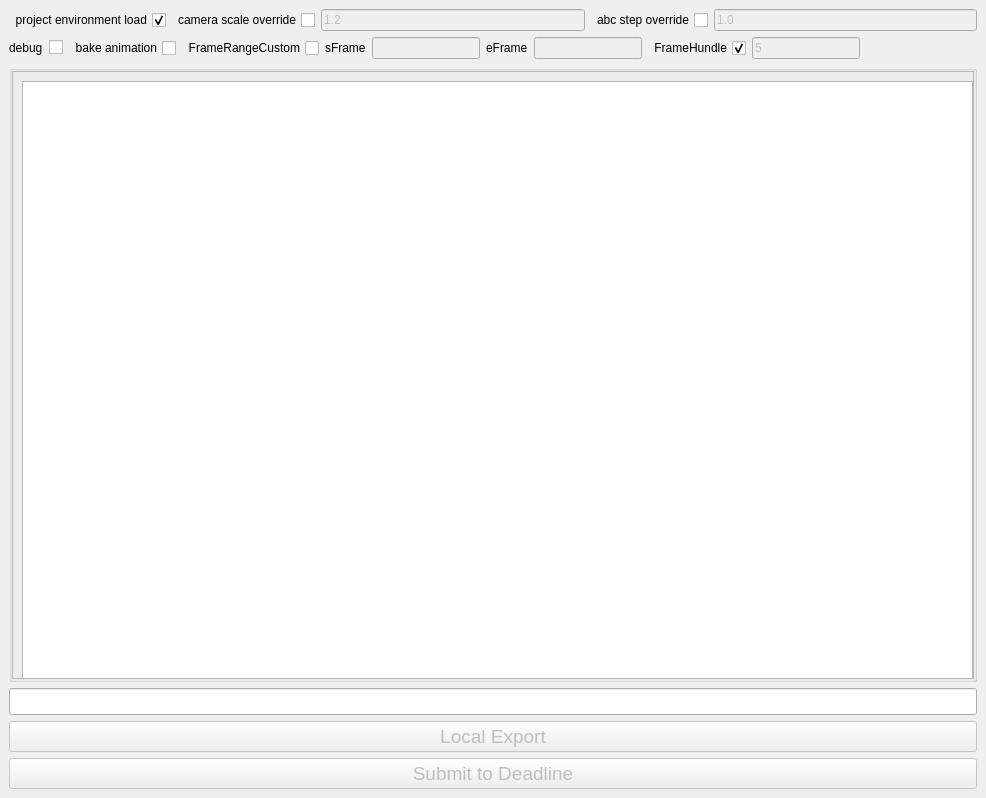
n-designdev/ND_AssetExporter, file pycode/gui.ui: the form before one commit.
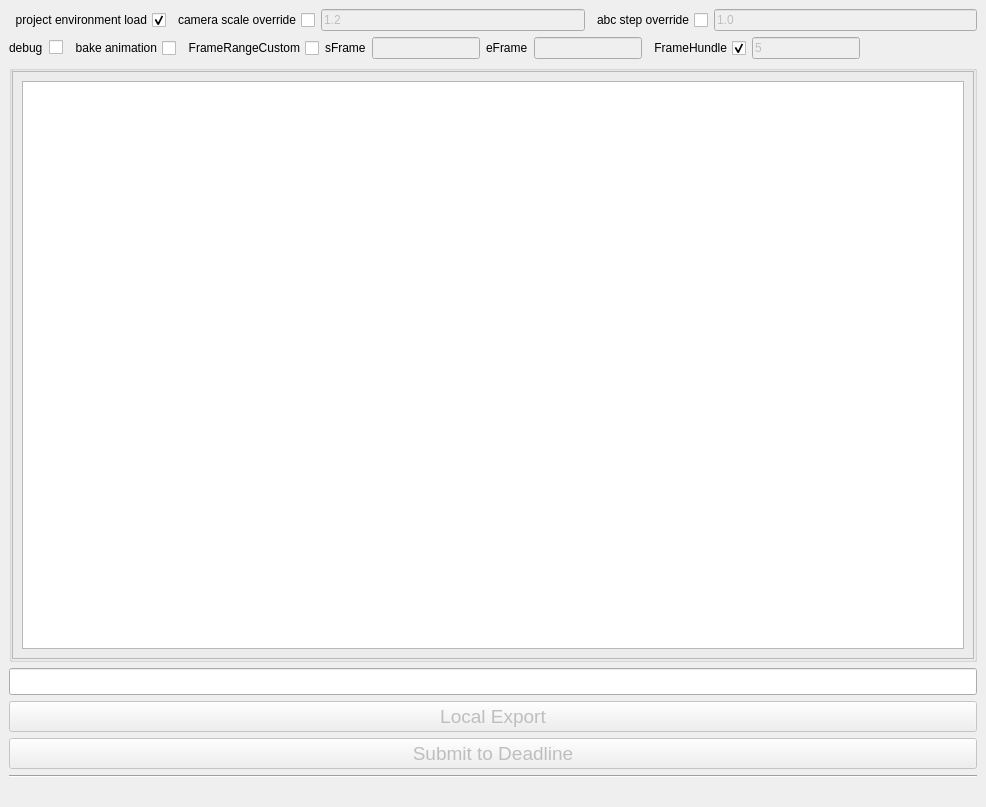
The form after the commit.

```diff
--- a/pycode/gui.ui
+++ b/pycode/gui.ui
@@ -7,7 +7,7 @@
     <x>0</x>
     <y>0</y>
     <width>986</width>
-    <height>798</height>
+    <height>807</height>
    </rect>
   </property>
   <property name="sizePolicy">
@@ -116,7 +116,7 @@
      <verstretch>0</verstretch>
     </sizepolicy>
    </property>
-   <layout class="QVBoxLayout" name="verticalLayout_6">
+   <layout class="QVBoxLayout" name="verticalLayout_8">
     <item>
      <layout class="QHBoxLayout" name="horizontalLayout">
       <item>
@@ -822,21 +822,28 @@
              </layout>
             </widget>
             <widget class="QWidget" name="page">
-             <widget class="QWidget" name="verticalLayoutWidget">
-              <property name="geometry">
-               <rect>
-                <x>9</x>
-                <y>9</y>
-                <width>951</width>
-                <height>601</height>
-               </rect>
-              </property>
-              <layout class="QVBoxLayout" name="verticalLayout_11">
-               <item>
-                <widget class="QPlainTextEdit" name="log_area"/>
-               </item>
-              </layout>
-             </widget>
+             <property name="sizePolicy">
+              <sizepolicy hsizetype="Preferred" vsizetype="Preferred">
+               <horstretch>0</horstretch>
+               <verstretch>0</verstretch>
+              </sizepolicy>
+             </property>
+             <layout class="QVBoxLayout" name="verticalLayout_6">
+              <item>
+               <layout class="QHBoxLayout" name="horizontalLayout_6">
+                <item>
+                 <widget class="QPlainTextEdit" name="log_area">
+                  <property name="sizePolicy">
+                   <sizepolicy hsizetype="Preferred" vsizetype="Preferred">
+                    <horstretch>0</horstretch>
+                    <verstretch>0</verstretch>
+                   </sizepolicy>
+                  </property>
+                 </widget>
+                </item>
+               </layout>
+              </item>
+             </layout>
             </widget>
            </widget>
           </item>
@@ -926,6 +933,36 @@
       </property>
      </widget>
     </item>
+    <item>
+     <widget class="Line" name="line">
+      <property name="orientation">
+       <enum>Qt::Horizontal</enum>
+      </property>
+     </widget>
+    </item>
+    <item>
+     <layout class="QHBoxLayout" name="horizontalLayout_5">
+      <property name="spacing">
+       <number>1</number>
+      </property>
+      <property name="bottomMargin">
+       <number>0</number>
+      </property>
+      <item>
+       <spacer name="horizontalSpacer_5">
+        <property name="orientation">
+         <enum>Qt::Horizontal</enum>
+        </property>
+        <property name="sizeHint" stdset="0">
+         <size>
+          <width>40</width>
+          <height>20</height>
+         </size>
+        </property>
+       </spacer>
+      </item>
+     </layout>
+    </item>
    </layout>
   </widget>
   <action name="actionGo_to_shotgun">
```
Left out of the diff: 10 changed lines with no effect on the pictures.
